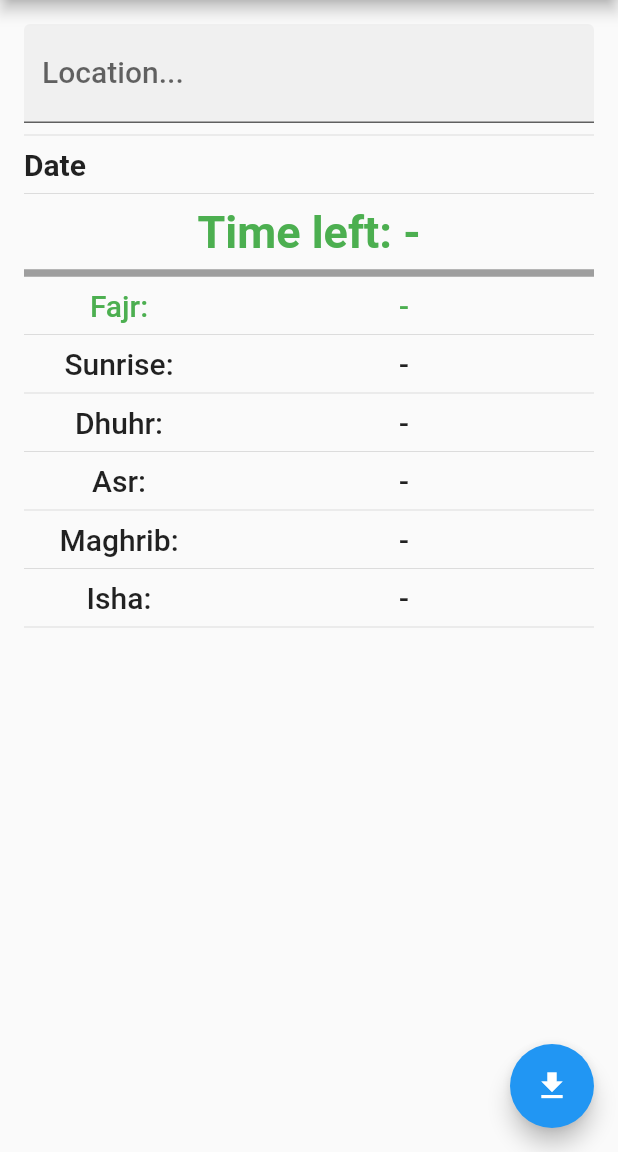
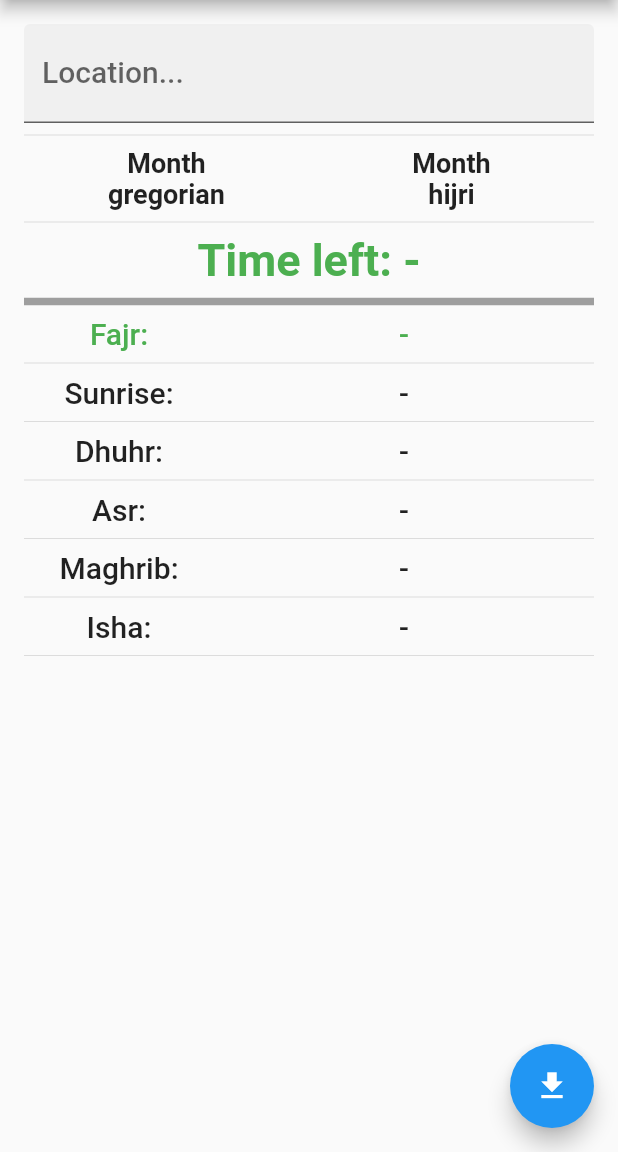
Before and after one commit to bssam1996/Muslim, a Flutter app: the screen it shows after launch, on a phone screen of 412 x 824 dp, the part 84-1236 px from its top. Run offline on Flutter 3.47's test engine with Material 2 defaults, Android fonts, the phone set to English and light mode, and no system bars; drawn by our look-alikes of auto_size_text; our stand-ins replace flutter_easyloading, flutter_spinkit, shared_preferences.

Commit message:
Flutter: Adding hijri Date
Adding Hijri Date
Fixing Timer bug

```diff
--- a/Flutter/lib/homePage.dart
+++ b/Flutter/lib/homePage.dart
@@ -1,6 +1,8 @@
 import 'dart:async';
 import 'dart:convert';
+import 'dart:core';
 
+import 'package:auto_size_text/auto_size_text.dart';
 import 'package:flutter/foundation.dart';
 import 'package:flutter/material.dart';
 import 'UI/settings/settings.dart';
@@ -43,7 +45,9 @@ class _MyHomePageState extends State<MyHomePage> {
   String nextPray = 'Fajr';
   DateTime? nextPrayTime;
 
-  String jsonDataDate = "Date";
+  Map<String,dynamic> jsonDataDate = {};
+  // String jsonDataDate = "gregorian";
+  // String jsonDataHijri = "Hijri";
 
   Future<bool> _fetchAPI() async {
     bool saveLocation = false;
@@ -164,7 +168,7 @@ class _MyHomePageState extends State<MyHomePage> {
           await shared_preference_methods.setBoolData(_prefs, '24system', true);
         }
         setState(() {
-          jsonDataDate = jsonData['data']['date']['readable'];
+          jsonDataDate = jsonData['data']['date'];
           jsonTimings = jsonData['data']['timings'];
         });
         resetTimer();
@@ -208,6 +212,7 @@ class _MyHomePageState extends State<MyHomePage> {
 
   @override
   Widget build(BuildContext context) {
+
     return RefreshIndicator(
       onRefresh: () {
         return _fetchAPI();
@@ -257,9 +262,39 @@ class _MyHomePageState extends State<MyHomePage> {
                 const Divider(),
                 Row(
                   children: [
-                    Text(
-                      jsonDataDate,
-                      style: headlineStyle.copyWith(fontSize: 20),
+                    Expanded(
+                      flex: 1,
+                      child: Center(
+                          child: Column(
+                            children: [
+                              AutoSizeText(
+                                jsonDataDate["gregorian"]?["month"]?["en"]??"Month",
+                                style: headlineStyle.copyWith(fontSize: 18),
+                              ),
+                              AutoSizeText(
+                                jsonDataDate["gregorian"]?["date"]??"gregorian",
+                                style: headlineStyle.copyWith(fontSize: 18),
+                              ),
+                            ],
+                          )
+                      ),
+                    ),
+                    Expanded(
+                      flex: 1,
+                      child: Center(
+                          child: Column(
+                            children: [
+                              AutoSizeText(
+                                jsonDataDate["hijri"]?["month"]?["en"]??"Month",
+                                style: headlineStyle.copyWith(fontSize: 18),
+                              ),
+                              AutoSizeText(
+                                jsonDataDate["hijri"]?["date"]??"hijri",
+                                style: headlineStyle.copyWith(fontSize: 18),
+                              ),
+                            ],
+                          )
+                      ),
                     ),
                   ],
                 ),
@@ -339,9 +374,14 @@ class _MyHomePageState extends State<MyHomePage> {
         Timer.periodic(
             refreshDuration, (_){
                 if(nextPrayTime != null) {
-                  setState(
-                        (){}
-                  );
+                  if(nextPrayTime!.isBefore(DateTime.now())){
+                    setState((){
+                      _fetchAPI();
+                    });
+                  }else{
+                    setState((){});
+                  }
+
                 }
             }
       );
--- a/Flutter/lib/utils/helper.dart
+++ b/Flutter/lib/utils/helper.dart
@@ -33,7 +33,7 @@ DateTime constructDateTime(String timeString){
       DateTime.now().day,
       timingHour,
       timingMinute,
-      DateTime.now().second);
+      0);
   return constructedDateTime;
 }
 
--- a/Flutter/pubspec.yaml
+++ b/Flutter/pubspec.yaml
@@ -16,7 +16,7 @@ publish_to: 'none' # Remove this line if you wish to publish to pub.dev
 # https://developer.apple.com/library/archive/documentation/General/Reference/InfoPlistKeyReference/Articles/CoreFoundationKeys.html
 # In Windows, build-name is used as the major, minor, and patch parts
 # of the product and file versions while build-number is used as the build suffix.
-version: 1.0.5+6
+version: 1.0.6+7
 
 environment:
   sdk: '>=2.19.0 <3.0.0'
@@ -40,6 +40,7 @@ dependencies:
   intl: ^0.18.0
   flutter_easyloading: ^3.0.5
   shared_preferences: ^2.0.17
+  auto_size_text: ^3.0.0
 
 dev_dependencies:
   flutter_test:
```
Also changed, not shown: Flutter/pubspec.lock, 2 other files.
